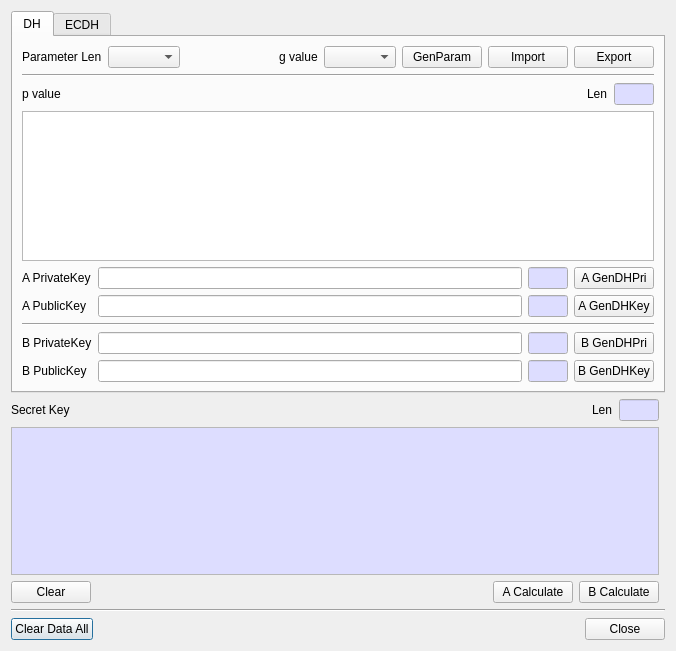
jykim74/BerEditor, file BerEditor/key_agree_dlg.ui: the form before one commit.
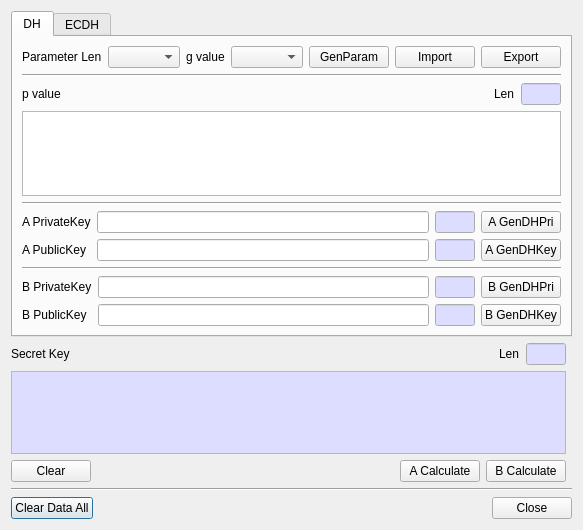
The form after the commit. The open tabs and pages were chosen to show the change.

Patch:
```diff
--- a/BerEditor/key_agree_dlg.ui
+++ b/BerEditor/key_agree_dlg.ui
@@ -6,72 +6,22 @@
    <rect>
     <x>0</x>
     <y>0</y>
-    <width>676</width>
-    <height>651</height>
+    <width>565</width>
+    <height>530</height>
    </rect>
   </property>
   <property name="windowTitle">
    <string>KeyAgreement</string>
   </property>
   <layout class="QGridLayout" name="gridLayout">
-   <item row="5" column="0" colspan="2">
+   <item row="4" column="0" colspan="2">
     <widget class="Line" name="line_5">
      <property name="orientation">
       <enum>Qt::Horizontal</enum>
      </property>
     </widget>
    </item>
-   <item row="3" column="0">
-    <widget class="QPlainTextEdit" name="mSecretKeyText">
-     <property name="minimumSize">
-      <size>
-       <width>500</width>
-       <height>0</height>
-      </size>
-     </property>
-     <property name="palette">
-      <palette>
-       <active>
-        <colorrole role="Base">
-         <brush brushstyle="SolidPattern">
-          <color alpha="255">
-           <red>221</red>
-           <green>221</green>
-           <blue>255</blue>
-          </color>
-         </brush>
-        </colorrole>
-       </active>
-       <inactive>
-        <colorrole role="Base">
-         <brush brushstyle="SolidPattern">
-          <color alpha="255">
-           <red>221</red>
-           <green>221</green>
-           <blue>255</blue>
-          </color>
-         </brush>
-        </colorrole>
-       </inactive>
-       <disabled>
-        <colorrole role="Base">
-         <brush brushstyle="SolidPattern">
-          <color alpha="255">
-           <red>240</red>
-           <green>240</green>
-           <blue>240</blue>
-          </color>
-         </brush>
-        </colorrole>
-       </disabled>
-      </palette>
-     </property>
-     <property name="readOnly">
-      <bool>true</bool>
-     </property>
-    </widget>
-   </item>
-   <item row="6" column="0" colspan="2">
+   <item row="5" column="0" colspan="2">
     <layout class="QHBoxLayout" name="horizontalLayout">
      <item>
       <widget class="QPushButton" name="mClearDataAllBtn">
@@ -102,6 +52,137 @@
      </item>
     </layout>
    </item>
+   <item row="3" column="0">
+    <layout class="QGridLayout" name="gridLayout_2">
+     <property name="topMargin">
+      <number>0</number>
+     </property>
+     <item row="0" column="3">
+      <widget class="QPushButton" name="mBCalcBtn">
+       <property name="text">
+        <string>B Calculate</string>
+       </property>
+      </widget>
+     </item>
+     <item row="0" column="0">
+      <widget class="QPushButton" name="mSecretClearBtn">
+       <property name="text">
+        <string>Clear</string>
+       </property>
+      </widget>
+     </item>
+     <item row="0" column="2">
+      <widget class="QPushButton" name="mACalcBtn">
+       <property name="text">
+        <string>A Calculate</string>
+       </property>
+      </widget>
+     </item>
+     <item row="0" column="1">
+      <spacer name="horizontalSpacer_8">
+       <property name="orientation">
+        <enum>Qt::Horizontal</enum>
+       </property>
+       <property name="sizeHint" stdset="0">
+        <size>
+         <width>40</width>
+         <height>20</height>
+        </size>
+       </property>
+      </spacer>
+     </item>
+    </layout>
+   </item>
+   <item row="1" column="0">
+    <layout class="QGridLayout" name="gridLayout_4">
+     <property name="topMargin">
+      <number>0</number>
+     </property>
+     <item row="0" column="3">
+      <widget class="QLineEdit" name="mSecretKeyLenText">
+       <property name="minimumSize">
+        <size>
+         <width>40</width>
+         <height>0</height>
+        </size>
+       </property>
+       <property name="maximumSize">
+        <size>
+         <width>40</width>
+         <height>16777215</height>
+        </size>
+       </property>
+       <property name="palette">
+        <palette>
+         <active>
+          <colorrole role="Base">
+           <brush brushstyle="SolidPattern">
+            <color alpha="255">
+             <red>221</red>
+             <green>221</green>
+             <blue>255</blue>
+            </color>
+           </brush>
+          </colorrole>
+         </active>
+         <inactive>
+          <colorrole role="Base">
+           <brush brushstyle="SolidPattern">
+            <color alpha="255">
+             <red>221</red>
+             <green>221</green>
+             <blue>255</blue>
+            </color>
+           </brush>
+          </colorrole>
+         </inactive>
+         <disabled>
+          <colorrole role="Base">
+           <brush brushstyle="SolidPattern">
+            <color alpha="255">
+             <red>240</red>
+             <green>240</green>
+             <blue>240</blue>
+            </color>
+           </brush>
+          </colorrole>
+         </disabled>
+        </palette>
+       </property>
+       <property name="readOnly">
+        <bool>true</bool>
+       </property>
+      </widget>
+     </item>
+     <item row="0" column="1">
+      <spacer name="horizontalSpacer_2">
+       <property name="orientation">
+        <enum>Qt::Horizontal</enum>
+       </property>
+       <property name="sizeHint" stdset="0">
+        <size>
+         <width>40</width>
+         <height>20</height>
+        </size>
+       </property>
+      </spacer>
+     </item>
+     <item row="0" column="0">
+      <widget class="QLabel" name="label_2">
+       <property name="text">
+        <string>Secret Key</string>
+       </property>
+      </widget>
+     </item>
+     <item row="0" column="2">
+      <widget class="QLabel" name="label_3">
+       <property name="text">
+        <string>Len</string>
+       </property>
+      </widget>
+     </item>
+    </layout>
+   </item>
    <item row="0" column="0" colspan="2">
     <widget class="QTabWidget" name="mTabWidget">
      <property name="currentIndex">
@@ -111,333 +192,8 @@
       <attribute name="title">
        <string>DH</string>
       </attribute>
-      <layout class="QGridLayout" name="gridLayout_6">
-       <item row="1" column="0" colspan="4">
-        <widget class="Line" name="line_3">
-         <property name="orientation">
-          <enum>Qt::Horizontal</enum>
-         </property>
-        </widget>
-       </item>
-       <item row="8" column="1">
-        <widget class="QLineEdit" name="mBPublicKeyText"/>
-       </item>
-       <item row="7" column="1">
-        <widget class="QLineEdit" name="mBPrivateKeyText"/>
-       </item>
-       <item row="8" column="2">
-        <widget class="QLineEdit" name="mBPublicKeyLenText">
-         <property name="minimumSize">
-          <size>
-           <width>40</width>
-           <height>0</height>
-          </size>
-         </property>
-         <property name="maximumSize">
-          <size>
-           <width>40</width>
-           <height>16777215</height>
-          </size>
-         </property>
-         <property name="palette">
-          <palette>
-           <active>
-            <colorrole role="Base">
-             <brush brushstyle="SolidPattern">
-              <color alpha="255">
-               <red>221</red>
-               <green>221</green>
-               <blue>255</blue>
-              </color>
-             </brush>
-            </colorrole>
-           </active>
-           <inactive>
-            <colorrole role="Base">
-             <brush brushstyle="SolidPattern">
-              <color alpha="255">
-               <red>221</red>
-               <green>221</green>
-               <blue>255</blue>
-              </color>
-             </brush>
-            </colorrole>
-           </inactive>
-           <disabled>
-            <colorrole role="Base">
-             <brush brushstyle="SolidPattern">
-              <color alpha="255">
-               <red>240</red>
-               <green>240</green>
-               <blue>240</blue>
-              </color>
-             </brush>
-            </colorrole>
-           </disabled>
-          </palette>
-         </property>
-         <property name="readOnly">
-          <bool>true</bool>
-         </property>
-        </widget>
-       </item>
-       <item row="4" column="1">
-        <widget class="QLineEdit" name="mAPrivateKeyText"/>
-       </item>
-       <item row="7" column="0">
-        <widget class="QLabel" name="label_10">
-         <property name="text">
-          <string>B PrivateKey</string>
-         </property>
-        </widget>
-       </item>
-       <item row="2" column="0" colspan="4">
-        <layout class="QGridLayout" name="gridLayout_10">
-         <property name="topMargin">
-          <number>0</number>
-         </property>
-         <item row="0" column="1">
-          <spacer name="horizontalSpacer_3">
-           <property name="orientation">
-            <enum>Qt::Horizontal</enum>
-           </property>
-           <property name="sizeHint" stdset="0">
-            <size>
-             <width>40</width>
-             <height>20</height>
-            </size>
-           </property>
-          </spacer>
-         </item>
-         <item row="0" column="2">
-          <widget class="QLabel" name="label_15">
-           <property name="text">
-            <string>Len</string>
-           </property>
-          </widget>
-         </item>
-         <item row="0" column="3">
-          <widget class="QLineEdit" name="mPLenText">
-           <property name="minimumSize">
-            <size>
-             <width>40</width>
-             <height>0</height>
-            </size>
-           </property>
-           <property name="maximumSize">
-            <size>
-             <width>40</width>
-             <height>16777215</height>
-            </size>
-           </property>
-           <property name="palette">
-            <palette>
-             <active>
-              <colorrole role="Base">
-               <brush brushstyle="SolidPattern">
-                <color alpha="255">
-                 <red>221</red>
-                 <green>221</green>
-                 <blue>255</blue>
-                </color>
-               </brush>
-              </colorrole>
-             </active>
-             <inactive>
-              <colorrole role="Base">
-               <brush brushstyle="SolidPattern">
-                <color alpha="255">
-                 <red>221</red>
-                 <green>221</green>
-                 <blue>255</blue>
-                </color>
-               </brush>
-              </colorrole>
-             </inactive>
-             <disabled>
-              <colorrole role="Base">
-               <brush brushstyle="SolidPattern">
-                <color alpha="255">
-                 <red>240</red>
-                 <green>240</green>
-                 <blue>240</blue>
-                </color>
-               </brush>
-              </colorrole>
-             </disabled>
-            </palette>
-           </property>
-           <property name="readOnly">
-            <bool>true</bool>
-           </property>
-          </widget>
-         </item>
-         <item row="0" column="0">
-          <widget class="QLabel" name="label_5">
-           <property name="text">
-            <string>p value</string>
-           </property>
-          </widget>
-         </item>
-        </layout>
-       </item>
-       <item row="5" column="1">
-        <widget class="QLineEdit" name="mAPublicKeyText"/>
-       </item>
-       <item row="5" column="0">
-        <widget class="QLabel" name="label_9">
-         <property name="text">
-          <string>A PublicKey</string>
-         </property>
-        </widget>
-       </item>
-       <item row="5" column="3">
-        <widget class="QPushButton" name="mAGenDHKeyBtn">
-         <property name="minimumSize">
-          <size>
-           <width>0</width>
-           <height>0</height>
-          </size>
-         </property>
-         <property name="text">
-          <string>A GenDHKey</string>
-         </property>
-        </widget>
-       </item>
-       <item row="8" column="3">
-        <widget class="QPushButton" name="mBGenDHKeyBtn">
-         <property name="text">
-          <string>B GenDHKey</string>
-         </property>
-        </widget>
-       </item>
-       <item row="8" column="0">
-        <widget class="QLabel" name="label_11">
-         <property name="text">
-          <string>B PublicKey</string>
-         </property>
-        </widget>
-       </item>
-       <item row="7" column="2">
-        <widget class="QLineEdit" name="mBPrivateKeyLenText">
-         <property name="minimumSize">
-          <size>
-           <width>40</width>
-           <height>0</height>
-          </size>
-         </property>
-         <property name="maximumSize">
-          <size>
-           <width>40</width>
-           <height>16777215</height>
-          </size>
-         </property>
-         <property name="palette">
-          <palette>
-           <active>
-            <colorrole role="Base">
-             <brush brushstyle="SolidPattern">
-              <color alpha="255">
-               <red>221</red>
-               <green>221</green>
-               <blue>255</blue>
-              </color>
-             </brush>
-            </colorrole>
-           </active>
-           <inactive>
-            <colorrole role="Base">
-             <brush brushstyle="SolidPattern">
-              <color alpha="255">
-               <red>221</red>
-               <green>221</green>
-               <blue>255</blue>
-              </color>
-             </brush>
-            </colorrole>
-           </inactive>
-           <disabled>
-            <colorrole role="Base">
-             <brush brushstyle="SolidPattern">
-              <color alpha="255">
-               <red>240</red>
-               <green>240</green>
-               <blue>240</blue>
-              </color>
-             </brush>
-            </colorrole>
-           </disabled>
-          </palette>
-         </property>
-         <property name="readOnly">
-          <bool>true</bool>
-         </property>
-        </widget>
-       </item>
-       <item row="4" column="3">
-        <widget class="QPushButton" name="mADHPriBtn">
-         <property name="text">
-          <string>A GenDHPri</string>
-         </property>
-        </widget>
-       </item>
-       <item row="4" column="2">
-        <widget class="QLineEdit" name="mAPrivateKeyLenText">
-         <property name="minimumSize">
-          <size>
-           <width>40</width>
-           <height>0</height>
-          </size>
-         </property>
-         <property name="maximumSize">
-          <size>
-           <width>40</width>
-           <height>16777215</height>
-          </size>
-         </property>
-         <property name="palette">
-          <palette>
-           <active>
-            <colorrole role="Base">
-             <brush brushstyle="SolidPattern">
-              <color alpha="255">
-               <red>221</red>
-               <green>221</green>
-               <blue>255</blue>
-              </color>
-             </brush>
-            </colorrole>
-           </active>
-           <inactive>
-            <colorrole role="Base">
-             <brush brushstyle="SolidPattern">
-              <color alpha="255">
-               <red>221</red>
-               <green>221</green>
-               <blue>255</blue>
-              </color>
-             </brush>
-            </colorrole>
-           </inactive>
-           <disabled>
-            <colorrole role="Base">
-             <brush brushstyle="SolidPattern">
-              <color alpha="255">
-               <red>240</red>
-               <green>240</green>
-               <blue>240</blue>
-              </color>
-             </brush>
-            </colorrole>
-           </disabled>
-          </palette>
-         </property>
-         <property name="readOnly">
-          <bool>true</bool>
-         </property>
-        </widget>
-       </item>
-       <item row="0" column="0" colspan="4">
+      <layout class="QVBoxLayout" name="verticalLayout">
+       <item>
         <layout class="QGridLayout" name="gridLayout_12">
          <property name="topMargin">
           <number>0</number>
@@ -498,7 +254,104 @@
          </item>
         </layout>
        </item>
-       <item row="3" column="0" colspan="4">
+       <item>
+        <widget class="Line" name="line_3">
+         <property name="orientation">
+          <enum>Qt::Horizontal</enum>
+         </property>
+        </widget>
+       </item>
+       <item>
+        <layout class="QGridLayout" name="gridLayout_10">
+         <property name="topMargin">
+          <number>0</number>
+         </property>
+         <item row="0" column="1">
+          <spacer name="horizontalSpacer_3">
+           <property name="orientation">
+            <enum>Qt::Horizontal</enum>
+           </property>
+           <property name="sizeHint" stdset="0">
+            <size>
+             <width>40</width>
+             <height>20</height>
+            </size>
+           </property>
+          </spacer>
+         </item>
+         <item row="0" column="2">
+          <widget class="QLabel" name="label_15">
+           <property name="text">
+            <string>Len</string>
+           </property>
+          </widget>
+         </item>
+         <item row="0" column="3">
+          <widget class="QLineEdit" name="mPLenText">
+           <property name="minimumSize">
+            <size>
+             <width>40</width>
+             <height>0</height>
+            </size>
+           </property>
+           <property name="maximumSize">
+            <size>
+             <width>40</width>
+             <height>16777215</height>
+            </size>
+           </property>
+           <property name="palette">
+            <palette>
+             <active>
+              <colorrole role="Base">
+               <brush brushstyle="SolidPattern">
+                <color alpha="255">
+                 <red>221</red>
+                 <green>221</green>
+                 <blue>255</blue>
+                </color>
+               </brush>
+              </colorrole>
+             </active>
+             <inactive>
+              <colorrole role="Base">
+               <brush brushstyle="SolidPattern">
+                <color alpha="255">
+                 <red>221</red>
+                 <green>221</green>
+                 <blue>255</blue>
+                </color>
+               </brush>
+              </colorrole>
+             </inactive>
+             <disabled>
+              <colorrole role="Base">
+               <brush brushstyle="SolidPattern">
+                <color alpha="255">
+                 <red>240</red>
+                 <green>240</green>
+                 <blue>240</blue>
+                </color>
+               </brush>
+              </colorrole>
+             </disabled>
+            </palette>
+           </property>
+           <property name="readOnly">
+            <bool>true</bool>
+           </property>
+          </widget>
+         </item>
+         <item row="0" column="0">
+          <widget class="QLabel" name="label_5">
+           <property name="text">
+            <string>p value</string>
+           </property>
+          </widget>
+         </item>
+        </layout>
+       </item>
+       <item>
         <widget class="QPlainTextEdit" name="mPText">
          <property name="minimumSize">
           <size>
@@ -508,83 +361,332 @@
          </property>
         </widget>
        </item>
-       <item row="5" column="2">
-        <widget class="QLineEdit" name="mAPublicKeyLenText">
-         <property name="minimumSize">
-          <size>
-           <width>40</width>
-           <height>0</height>
-          </size>
+       <item>
+        <widget class="Line" name="line_6">
+         <property name="orientation">
+          <enum>Qt::Horizontal</enum>
          </property>
-         <property name="maximumSize">
-          <size>
-           <width>40</width>
-           <height>16777215</height>
-          </size>
-         </property>
-         <property name="palette">
-          <palette>
-           <active>
-            <colorrole role="Base">
-             <brush brushstyle="SolidPattern">
-              <color alpha="255">
-               <red>221</red>
-               <green>221</green>
-               <blue>255</blue>
-              </color>
-             </brush>
-            </colorrole>
-           </active>
-           <inactive>
-            <colorrole role="Base">
-             <brush brushstyle="SolidPattern">
-              <color alpha="255">
-               <red>221</red>
-               <green>221</green>
-               <blue>255</blue>
-              </color>
-             </brush>
-            </colorrole>
-           </inactive>
-           <disabled>
-            <colorrole role="Base">
-             <brush brushstyle="SolidPattern">
-              <color alpha="255">
-               <red>240</red>
-               <green>240</green>
-               <blue>240</blue>
-              </color>
-             </brush>
-            </colorrole>
-           </disabled>
-          </palette>
-         </property>
-         <property name="readOnly">
-          <bool>true</bool>
-         </property>
         </widget>
        </item>
-       <item row="7" column="3">
-        <widget class="QPushButton" name="mBDHPriBtn">
-         <property name="text">
-          <string>B GenDHPri</string>
+       <item>
+        <layout class="QGridLayout" name="gridLayout_6">
+         <property name="topMargin">
+          <number>0</number>
          </property>
-        </widget>
+         <item row="0" column="1">
+          <widget class="QLineEdit" name="mAPrivateKeyText"/>
+         </item>
+         <item row="0" column="0">
+          <widget class="QLabel" name="label_8">
+           <property name="text">
+            <string>A PrivateKey</string>
+           </property>
+          </widget>
+         </item>
+         <item row="0" column="2">
+          <widget class="QLineEdit" name="mAPrivateKeyLenText">
+           <property name="minimumSize">
+            <size>
+             <width>40</width>
+             <height>0</height>
+            </size>
+           </property>
+           <property name="maximumSize">
+            <size>
+             <width>40</width>
+             <height>16777215</height>
+            </size>
+           </property>
+           <property name="palette">
+            <palette>
+             <active>
+              <colorrole role="Base">
+               <brush brushstyle="SolidPattern">
+                <color alpha="255">
+                 <red>221</red>
+                 <green>221</green>
+                 <blue>255</blue>
+                </color>
+               </brush>
+              </colorrole>
+             </active>
+             <inactive>
+              <colorrole role="Base">
+               <brush brushstyle="SolidPattern">
+                <color alpha="255">
+                 <red>221</red>
+                 <green>221</green>
+                 <blue>255</blue>
+                </color>
+               </brush>
+              </colorrole>
+             </inactive>
+             <disabled>
+              <colorrole role="Base">
+               <brush brushstyle="SolidPattern">
+                <color alpha="255">
+                 <red>240</red>
+                 <green>240</green>
+                 <blue>240</blue>
+                </color>
+               </brush>
+              </colorrole>
+             </disabled>
+            </palette>
+           </property>
+           <property name="readOnly">
+            <bool>true</bool>
+           </property>
+          </widget>
+         </item>
+         <item row="0" column="3">
+          <widget class="QPushButton" name="mADHPriBtn">
+           <property name="text">
+            <string>A GenDHPri</string>
+           </property>
+          </widget>
+         </item>
+         <item row="1" column="0">
+          <widget class="QLabel" name="label_9">
+           <property name="text">
+            <string>A PublicKey</string>
+           </property>
+          </widget>
+         </item>
+         <item row="1" column="1">
+          <widget class="QLineEdit" name="mAPublicKeyText"/>
+         </item>
+         <item row="1" column="2">
+          <widget class="QLineEdit" name="mAPublicKeyLenText">
+           <property name="minimumSize">
+            <size>
+             <width>40</width>
+             <height>0</height>
+            </size>
+           </property>
+           <property name="maximumSize">
+            <size>
+             <width>40</width>
+             <height>16777215</height>
+            </size>
+           </property>
+           <property name="palette">
+            <palette>
+             <active>
+              <colorrole role="Base">
+               <brush brushstyle="SolidPattern">
+                <color alpha="255">
+                 <red>221</red>
+                 <green>221</green>
+                 <blue>255</blue>
+                </color>
+               </brush>
+              </colorrole>
+             </active>
+             <inactive>
+              <colorrole role="Base">
+               <brush brushstyle="SolidPattern">
+                <color alpha="255">
+                 <red>221</red>
+                 <green>221</green>
+                 <blue>255</blue>
+                </color>
+               </brush>
+              </colorrole>
+             </inactive>
+             <disabled>
+              <colorrole role="Base">
+               <brush brushstyle="SolidPattern">
+                <color alpha="255">
+                 <red>240</red>
+                 <green>240</green>
+                 <blue>240</blue>
+                </color>
+               </brush>
+              </colorrole>
+             </disabled>
+            </palette>
+           </property>
+           <property name="readOnly">
+            <bool>true</bool>
+           </property>
+          </widget>
+         </item>
+         <item row="1" column="3">
+          <widget class="QPushButton" name="mAGenDHKeyBtn">
+           <property name="minimumSize">
+            <size>
+             <width>0</width>
+             <height>0</height>
+            </size>
+           </property>
+           <property name="text">
+            <string>A GenDHKey</string>
+           </property>
+          </widget>
+         </item>
+        </layout>
        </item>
-       <item row="4" column="0">
-        <widget class="QLabel" name="label_8">
-         <property name="text">
-          <string>A PrivateKey</string>
-         </property>
-        </widget>
-       </item>
-       <item row="6" column="0" colspan="4">
+       <item>
         <widget class="Line" name="line_4">
          <property name="orientation">
           <enum>Qt::Horizontal</enum>
          </property>
         </widget>
        </item>
+       <item>
+        <layout class="QGridLayout" name="gridLayout_7">
+         <property name="topMargin">
+          <number>0</number>
+         </property>
+         <item row="0" column="2">
+          <widget class="QLineEdit" name="mBPrivateKeyLenText">
+           <property name="minimumSize">
+            <size>
+             <width>40</width>
+             <height>0</height>
+            </size>
+           </property>
+           <property name="maximumSize">
+            <size>
+             <width>40</width>
+             <height>16777215</height>
+            </size>
+           </property>
+           <property name="palette">
+            <palette>
+             <active>
+              <colorrole role="Base">
+               <brush brushstyle="SolidPattern">
+                <color alpha="255">
+                 <red>221</red>
+                 <green>221</green>
+                 <blue>255</blue>
+                </color>
+               </brush>
+              </colorrole>
+             </active>
+             <inactive>
+              <colorrole role="Base">
+               <brush brushstyle="SolidPattern">
+                <color alpha="255">
+                 <red>221</red>
+                 <green>221</green>
+                 <blue>255</blue>
+                </color>
+               </brush>
+              </colorrole>
+             </inactive>
+             <disabled>
+              <colorrole role="Base">
+               <brush brushstyle="SolidPattern">
+                <color alpha="255">
+                 <red>240</red>
+                 <green>240</green>
+                 <blue>240</blue>
+                </color>
+               </brush>
+              </colorrole>
+             </disabled>
+            </palette>
+           </property>
+           <property name="readOnly">
+            <bool>true</bool>
+           </property>
+          </widget>
+         </item>
+         <item row="0" column="1">
+          <widget class="QLineEdit" name="mBPrivateKeyText"/>
+         </item>
+         <item row="0" column="0">
+          <widget class="QLabel" name="label_10">
+           <property name="text">
+            <string>B PrivateKey</string>
+           </property>
+          </widget>
+         </item>
+         <item row="0" column="3">
+          <widget class="QPushButton" name="mBDHPriBtn">
+           <property name="text">
+            <string>B GenDHPri</string>
+           </property>
+          </widget>
+         </item>
+         <item row="1" column="0">
+          <widget class="QLabel" name="label_11">
+           <property name="text">
+            <string>B PublicKey</string>
+           </property>
+          </widget>
+         </item>
+         <item row="1" column="1">
+          <widget class="QLineEdit" name="mBPublicKeyText"/>
+         </item>
+         <item row="1" column="2">
+          <widget class="QLineEdit" name="mBPublicKeyLenText">
+           <property name="minimumSize">
+            <size>
+             <width>40</width>
+             <height>0</height>
+            </size>
+           </property>
+           <property name="maximumSize">
+            <size>
+             <width>40</width>
+             <height>16777215</height>
+            </size>
+           </property>
+           <property name="palette">
+            <palette>
+             <active>
+              <colorrole role="Base">
+               <brush brushstyle="SolidPattern">
+                <color alpha="255">
+                 <red>221</red>
+                 <green>221</green>
+                 <blue>255</blue>
+                </color>
+               </brush>
+              </colorrole>
+             </active>
+             <inactive>
+              <colorrole role="Base">
+               <brush brushstyle="SolidPattern">
+                <color alpha="255">
+                 <red>221</red>
+                 <green>221</green>
+                 <blue>255</blue>
+                </color>
+               </brush>
+              </colorrole>
+             </inactive>
+             <disabled>
+              <colorrole role="Base">
+               <brush brushstyle="SolidPattern">
+                <color alpha="255">
+                 <red>240</red>
+                 <green>240</green>
+                 <blue>240</blue>
+                </color>
+               </brush>
+              </colorrole>
+             </disabled>
+            </palette>
+           </property>
+           <property name="readOnly">
+            <bool>true</bool>
+           </property>
+          </widget>
+         </item>
+         <item row="1" column="3">
+          <widget class="QPushButton" name="mBGenDHKeyBtn">
+           <property name="text">
+            <string>B GenDHKey</string>
+           </property>
+          </widget>
+         </item>
+        </layout>
+       </item>
       </layout>
      </widget>
      <widget class="QWidget" name="mECDHTab">
@@ -1063,149 +1165,55 @@
      </widget>
     </widget>
    </item>
-   <item row="1" column="0">
-    <spacer name="verticalSpacer">
-     <property name="orientation">
-      <enum>Qt::Vertical</enum>
-     </property>
-     <property name="sizeHint" stdset="0">
-      <size>
-       <width>20</width>
-       <height>40</height>
-      </size>
-     </property>
-    </spacer>
-   </item>
    <item row="2" column="0">
-    <layout class="QGridLayout" name="gridLayout_4">
-     <property name="topMargin">
-      <number>0</number>
+    <widget class="QPlainTextEdit" name="mSecretKeyText">
+     <property name="minimumSize">
+      <size>
+       <width>500</width>
+       <height>0</height>
+      </size>
      </property>
-     <item row="0" column="3">
-      <widget class="QLineEdit" name="mSecretKeyLenText">
-       <property name="minimumSize">
-        <size>
-         <width>40</width>
-         <height>0</height>
-        </size>
-       </property>
-       <property name="maximumSize">
-        <size>
-         <width>40</width>
-         <height>16777215</height>
-        </size>
-       </property>
-       <property name="palette">
-        <palette>
-         <active>
-          <colorrole role="Base">
-           <brush brushstyle="SolidPattern">
-            <color alpha="255">
-             <red>221</red>
-             <green>221</green>
-             <blue>255</blue>
-            </color>
-           </brush>
-          </colorrole>
-         </active>
-         <inactive>
-          <colorrole role="Base">
-           <brush brushstyle="SolidPattern">
-            <color alpha="255">
-             <red>221</red>
-             <green>221</green>
-             <blue>255</blue>
-            </color>
-           </brush>
-          </colorrole>
-         </inactive>
-         <disabled>
-          <colorrole role="Base">
-           <brush brushstyle="SolidPattern">
-            <color alpha="255">
-             <red>240</red>
-             <green>240</green>
-             <blue>240</blue>
-            </color>
-           </brush>
-          </colorrole>
-         </disabled>
-        </palette>
-       </property>
-       <property name="readOnly">
-        <bool>true</bool>
-       </property>
-      </widget>
-     </item>
-     <item row="0" column="1">
-      <spacer name="horizontalSpacer_2">
-       <property name="orientation">
-        <enum>Qt::Horizontal</enum>
-       </property>
-       <property name="sizeHint" stdset="0">
-        <size>
-         <width>40</width>
-         <height>20</height>
-        </size>
-       </property>
-      </spacer>
-     </item>
-     <item row="0" column="0">
-      <widget class="QLabel" name="label_2">
-       <property name="text">
-        <string>Secret Key</string>
-       </property>
-      </widget>
-     </item>
-     <item row="0" column="2">
-      <widget class="QLabel" name="label_3">
-       <property name="text">
-        <string>Len</string>
-       </property>
-      </widget>
-     </item>
-    </layout>
-   </item>
-   <item row="4" column="0">
-    <layout class="QGridLayout" name="gridLayout_2">
-     <property name="topMargin">
-      <number>0</number>
+     <property name="palette">
+      <palette>
+       <active>
+        <colorrole role="Base">
+         <brush brushstyle="SolidPattern">
+          <color alpha="255">
+           <red>221</red>
+           <green>221</green>
+           <blue>255</blue>
+          </color>
+         </brush>
+        </colorrole>
+       </active>
+       <inactive>
+        <colorrole role="Base">
+         <brush brushstyle="SolidPattern">
+          <color alpha="255">
+           <red>221</red>
+           <green>221</green>
+           <blue>255</blue>
+          </color>
+         </brush>
+        </colorrole>
+       </inactive>
+       <disabled>
+        <colorrole role="Base">
+         <brush brushstyle="SolidPattern">
+          <color alpha="255">
+           <red>240</red>
+           <green>240</green>
+           <blue>240</blue>
+          </color>
+         </brush>
+        </colorrole>
+       </disabled>
+      </palette>
      </property>
-     <item row="0" column="3">
-      <widget class="QPushButton" name="mBCalcBtn">
-       <property name="text">
-        <string>B Calculate</string>
-       </property>
-      </widget>
-     </item>
-     <item row="0" column="0">
-      <widget class="QPushButton" name="mSecretClearBtn">
-       <property name="text">
-        <string>Clear</string>
-       </property>
-      </widget>
-     </item>
-     <item row="0" column="2">
-      <widget class="QPushButton" name="mACalcBtn">
-       <property name="text">
-        <string>A Calculate</string>
-       </property>
-      </widget>
-     </item>
-     <item row="0" column="1">
-      <spacer name="horizontalSpacer_8">
-       <property name="orientation">
-        <enum>Qt::Horizontal</enum>
-       </property>
-       <property name="sizeHint" stdset="0">
-        <size>
-         <width>40</width>
-         <height>20</height>
-        </size>
-       </property>
-      </spacer>
-     </item>
-    </layout>
+     <property name="readOnly">
+      <bool>true</bool>
+     </property>
+    </widget>
    </item>
   </layout>
  </widget>
```
Left out of the diff: 598 changed lines with no effect on the pictures.
